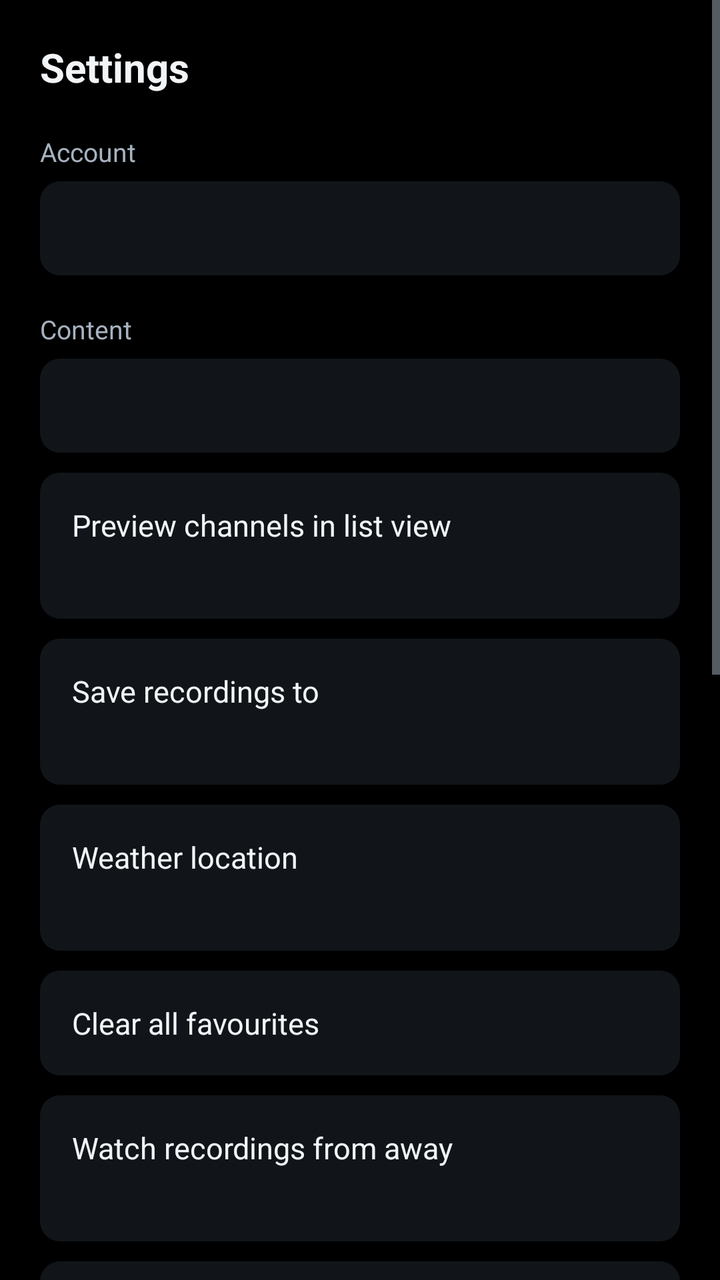
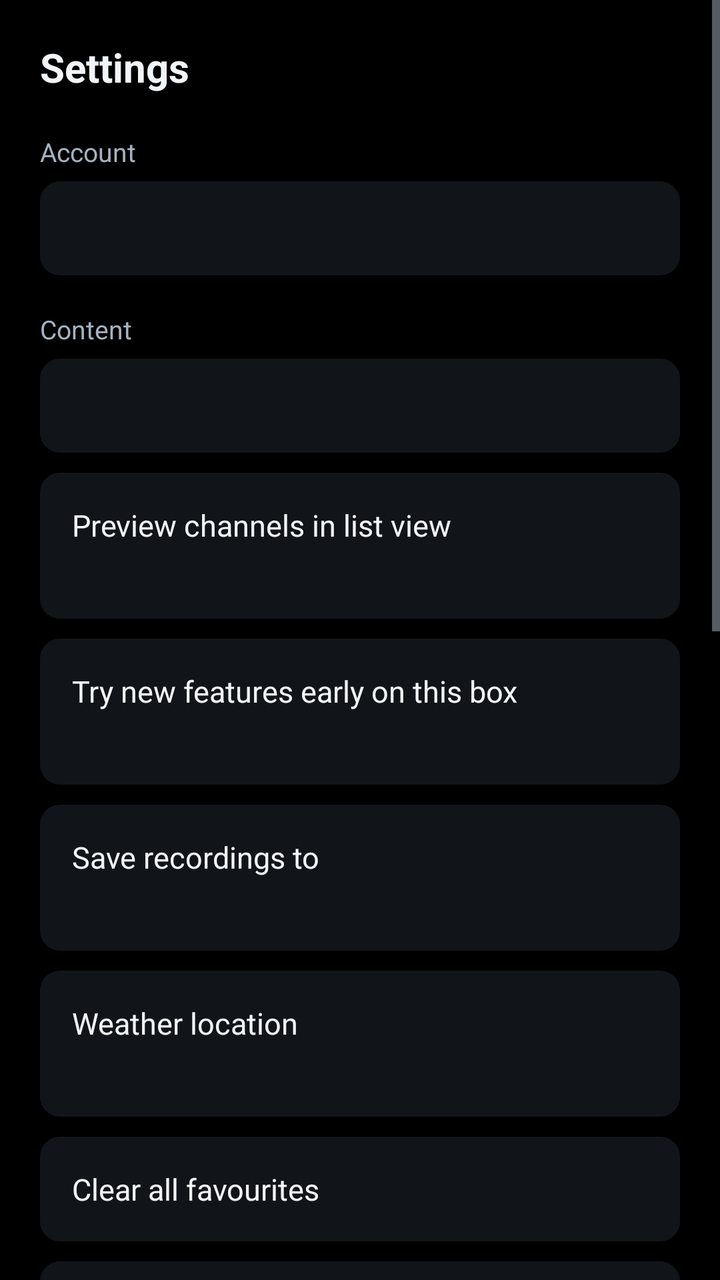

The first picture is an Android layout as it rendered before a commit; the second is the same layout after the commit. The layout source and the unified diff follow.
<!-- AndroidManifest.xml: application theme AppTheme -->
<!-- res/layout/activity_settings.xml -->
<?xml version="1.0" encoding="utf-8"?>
<ScrollView xmlns:android="http://schemas.android.com/apk/res/android"
    android:layout_width="match_parent"
    android:layout_height="match_parent"
    android:background="@color/bg_base"
    android:fillViewport="true">

    <LinearLayout
        android:layout_width="match_parent"
        android:layout_height="wrap_content"
        android:orientation="vertical"
        android:padding="20dp">

        <TextView
            android:layout_width="wrap_content"
            android:layout_height="wrap_content"
            android:text="@string/settings"
            android:textColor="@color/text_primary"
            android:textSize="20sp"
            android:textStyle="bold" />

        <TextView
            android:layout_width="wrap_content"
            android:layout_height="wrap_content"
            android:layout_marginTop="20dp"
            android:text="@string/account"
            android:textColor="@color/text_secondary"
            android:textSize="13sp" />

        <TextView
            android:id="@+id/accountSummary"
            android:layout_width="match_parent"
            android:layout_height="wrap_content"
            android:layout_marginTop="6dp"
            android:background="@drawable/bg_row"
            android:lineSpacingExtra="4dp"
            android:padding="14dp"
            android:textColor="@color/text_primary"
            android:textSize="14sp" />

        <TextView
            android:layout_width="wrap_content"
            android:layout_height="wrap_content"
            android:layout_marginTop="18dp"
            android:text="@string/content"
            android:textColor="@color/text_secondary"
            android:textSize="13sp" />

        <TextView
            android:id="@+id/catalogueSummary"
            android:layout_width="match_parent"
            android:layout_height="wrap_content"
            android:layout_marginTop="6dp"
            android:background="@drawable/bg_row"
            android:padding="14dp"
            android:textColor="@color/text_primary"
            android:textSize="14sp" />

        <LinearLayout
            android:id="@+id/previewRow"
            android:layout_width="match_parent"
            android:layout_height="wrap_content"
            android:layout_marginTop="10dp"
            android:background="@drawable/bg_row"
            android:clickable="true"
            android:focusable="true"
            android:orientation="vertical"
            android:padding="16dp">

            <TextView
                android:layout_width="match_parent"
                android:layout_height="wrap_content"
                android:text="@string/channel_preview"
                android:textColor="@color/text_primary"
                android:textSize="15sp" />

            <TextView
                android:id="@+id/previewState"
                android:layout_width="match_parent"
                android:layout_height="wrap_content"
                android:layout_marginTop="3dp"
                android:textColor="@color/text_secondary"
                android:textSize="13sp" />
        </LinearLayout>

        
        <LinearLayout
            android:id="@+id/storageRow"
            android:layout_width="match_parent"
            android:layout_height="wrap_content"
            android:layout_marginTop="10dp"
            android:background="@drawable/bg_row"
            android:clickable="true"
            android:focusable="true"
            android:orientation="vertical"
            android:padding="16dp">

            <TextView
                android:layout_width="match_parent"
                android:layout_height="wrap_content"
                android:text="@string/recording_storage_row"
                android:textColor="@color/text_primary"
                android:textSize="15sp" />

            <TextView
                android:id="@+id/storageState"
                android:layout_width="match_parent"
                android:layout_height="wrap_content"
                android:layout_marginTop="3dp"
                android:textColor="@color/text_secondary"
                android:textSize="13sp" />
        </LinearLayout>

        <LinearLayout
            android:id="@+id/weatherRow"
            android:layout_width="match_parent"
            android:layout_height="wrap_content"
            android:layout_marginTop="10dp"
            android:background="@drawable/bg_row"
            android:clickable="true"
            android:focusable="true"
            android:orientation="vertical"
            android:padding="16dp">

            <TextView
                android:layout_width="match_parent"
                android:layout_height="wrap_content"
                android:text="@string/weather_town_row"
                android:textColor="@color/text_primary"
                android:textSize="15sp" />

            <TextView
                android:id="@+id/weatherState"
                android:layout_width="match_parent"
                android:layout_height="wrap_content"
                android:layout_marginTop="3dp"
                android:textColor="@color/text_secondary"
                android:textSize="13sp" />
        </LinearLayout>

        <TextView
            android:id="@+id/clearFavouritesRow"
            android:layout_width="match_parent"
            android:layout_height="wrap_content"
            android:layout_marginTop="10dp"
            android:background="@drawable/bg_row"
            android:clickable="true"
            android:focusable="true"
            android:padding="16dp"
            android:text="@string/clear_favourites"
            android:textColor="@color/text_primary"
            android:textSize="15sp" />

        <LinearLayout
            android:id="@+id/awayRow"
            android:layout_width="match_parent"
            android:layout_height="wrap_content"
            android:layout_marginTop="10dp"
            android:background="@drawable/bg_row"
            android:clickable="true"
            android:focusable="true"
            android:orientation="vertical"
            android:padding="16dp">

            <TextView
                android:layout_width="match_parent"
                android:layout_height="wrap_content"
                android:text="@string/away_row"
                android:textColor="@color/text_primary"
                android:textSize="15sp" />

            <TextView
                android:id="@+id/awayState"
                android:layout_width="match_parent"
                android:layout_height="wrap_content"
                android:layout_marginTop="3dp"
                android:textColor="@color/text_secondary"
                android:textSize="13sp" />
        </LinearLayout>

        <LinearLayout
            android:id="@+id/shareRow"
            android:layout_width="match_parent"
            android:layout_height="wrap_content"
            android:layout_marginTop="10dp"
            android:background="@drawable/bg_row"
            android:clickable="true"
            android:focusable="true"
            android:orientation="vertical"
            android:padding="16dp">

            <TextView
                android:layout_width="match_parent"
                android:layout_height="wrap_content"
                android:text="@string/share_row"
                android:textColor="@color/text_primary"
                android:textSize="15sp" />

            <TextView
                android:id="@+id/shareState"
                android:layout_width="match_parent"
                android:layout_height="wrap_content"
                android:layout_marginTop="3dp"
                android:textColor="@color/text_secondary"
                android:textSize="13sp" />
        </LinearLayout>

        <TextView
            android:id="@+id/phoneRow"
            android:layout_width="match_parent"
            android:layout_height="wrap_content"
            android:layout_marginTop="10dp"
            android:background="@drawable/bg_row"
            android:clickable="true"
            android:focusable="true"
            android:padding="16dp"
            android:text="@string/phone_recordings"
            android:textColor="@color/text_primary"
            android:textSize="15sp" />

        <TextView
            android:id="@+id/checkRow"
            android:layout_width="match_parent"
            android:layout_height="wrap_content"
            android:layout_marginTop="10dp"
            android:background="@drawable/bg_row"
            android:clickable="true"
            android:focusable="true"
            android:padding="16dp"
            android:text="@string/check_device"
            android:textColor="@color/text_primary"
            android:textSize="15sp" />

        <TextView
            android:id="@+id/refreshRow"
            android:layout_width="match_parent"
            android:layout_height="wrap_content"
            android:layout_marginTop="10dp"
            android:background="@drawable/bg_row"
            android:clickable="true"
            android:focusable="true"
            android:padding="16dp"
            android:text="@string/refresh_content"
            android:textColor="@color/text_primary"
            android:textSize="15sp" />

        <TextView
            android:id="@+id/clearSearchRow"
            android:layout_width="match_parent"
            android:layout_height="wrap_content"
            android:layout_marginTop="10dp"
            android:background="@drawable/bg_row"
            android:clickable="true"
            android:focusable="true"
            android:padding="16dp"
            android:text="@string/clear_searches"
            android:textColor="@color/text_primary"
            android:textSize="15sp" />

        <TextView
            android:id="@+id/errorRow"
            android:layout_width="match_parent"
            android:layout_height="wrap_content"
            android:layout_marginTop="10dp"
            android:background="@drawable/bg_row"
            android:clickable="true"
            android:focusable="true"
            android:padding="16dp"
            android:text="@string/last_error"
            android:textColor="@color/text_primary"
            android:textSize="15sp"
            android:visibility="gone" />

        <TextView
            android:id="@+id/signOutRow"
            android:layout_width="match_parent"
            android:layout_height="wrap_content"
            android:layout_marginTop="10dp"
            android:background="@drawable/bg_row"
            android:clickable="true"
            android:focusable="true"
            android:padding="16dp"
            android:text="@string/sign_out"
            android:textColor="@color/text_primary"
            android:textSize="15sp" />

        
        
        
        <TextView
            android:id="@+id/guideCheckRow"
            android:layout_width="match_parent"
            android:layout_height="wrap_content"
            android:layout_marginTop="10dp"
            android:background="@drawable/bg_row"
            android:clickable="true"
            android:focusable="true"
            android:padding="16dp"
            android:text="@string/guide_check_row"
            android:textColor="@color/text_primary"
            android:textSize="15sp" />

        <TextView
            android:id="@+id/playbackLogRow"
            android:layout_width="match_parent"
            android:layout_height="wrap_content"
            android:layout_marginTop="10dp"
            android:background="@drawable/bg_row"
            android:clickable="true"
            android:focusable="true"
            android:padding="16dp"
            android:text="@string/playback_log_row"
            android:textColor="@color/text_primary"
            android:textSize="15sp" />

        <TextView
            android:id="@+id/panelLabel"
            android:layout_width="match_parent"
            android:layout_height="wrap_content"
            android:layout_marginTop="18dp"
            android:gravity="center"
            android:textColor="@color/text_secondary"
            android:textSize="12sp" />

        <TextView
            android:id="@+id/versionLabel"
            android:layout_width="match_parent"
            android:layout_height="wrap_content"
            android:layout_marginTop="4dp"
            android:gravity="center"
            android:textColor="@color/text_secondary"
            android:textSize="12sp" />
    </LinearLayout>
</ScrollView>
<!-- resources referenced by this layout -->
<resources>
  <color name="bg_base">#FF000000</color>
  <color name="text_primary">#FFF2F5F8</color>
  <color name="text_secondary">#FFA6B2BF</color>
  <!-- drawable bg_row (drawable) -->
  <?xml version="1.0" encoding="utf-8"?>
  <selector xmlns:android="http://schemas.android.com/apk/res/android">
      <item android:state_focused="true">
          <shape android:shape="rectangle">
              <solid android:color="@color/focus_fill" />
              <corners android:radius="10dp" />
          </shape>
      </item>
      <item android:state_pressed="true">
          <shape android:shape="rectangle">
              <solid android:color="@color/focus_fill" />
              <corners android:radius="10dp" />
          </shape>
      </item>
      <item>
          <shape android:shape="rectangle">
              <solid android:color="@color/bg_surface" />
              <corners android:radius="10dp" />
          </shape>
      </item>
  </selector>
  <string name="account">Account</string>
  <string name="away_row">Watch recordings from away</string>
  <string name="channel_preview">Preview channels in list view</string>
  <string name="check_device">Check my device</string>
  <string name="clear_favourites">Clear all favourites</string>
  <string name="clear_searches">Clear recent searches</string>
  <string name="content">Content</string>
  <string name="guide_check_row">Refresh the guide</string>
  <string name="last_error">View last error report</string>
  <string name="phone_recordings">Check for phone recordings</string>
  <string name="playback_log_row">Last playback, step by step</string>
  <string name="recording_storage_row">Save recordings to</string>
  <string name="refresh_content">Refresh content now</string>
  <string name="settings">Settings</string>
  <string name="share_row">Share recordings with other TVs</string>
  <string name="sign_out">Sign out</string>
  <string name="weather_town_row">Weather location</string>
  <style name="AppTheme" parent="Theme.Material3.Dark.NoActionBar">
          <item name="colorPrimary">@color/brand_primary</item>
          <item name="colorPrimaryDark">@color/brand_primary_dark</item>
          <item name="colorSecondary">@color/brand_accent</item>
          <item name="android:windowBackground">@color/bg_base</item>
          <item name="android:statusBarColor">@color/bg_base</item>
          <item name="android:navigationBarColor">@color/bg_base</item>
          <item name="android:textColorPrimary">@color/text_primary</item>
          <item name="android:textColorSecondary">@color/text_secondary</item>
          
          <item name="alertDialogTheme">@style/JohnnyDialog</item>
      </style>
  <color name="focus_fill">#FF2E7DF7</color>
  <color name="bg_surface">#FF111519</color>
  <color name="brand_primary">#FF2E7DF7</color>
  <color name="brand_primary_dark">#FF1B4FA8</color>
  <color name="brand_accent">#FF32D6A0</color>
  <style name="JohnnyDialog" parent="ThemeOverlay.AppCompat.Dialog.Alert">
          <item name="android:background">@color/bg_surface</item>
          <item name="android:textColor">@color/text_primary</item>
          <item name="android:textColorPrimary">@color/text_primary</item>
          <item name="android:textColorSecondary">@color/text_secondary</item>
          <item name="colorAccent">@color/brand_primary</item>
      </style>
</resources>

<!-- the commit's change to res/layout/activity_settings.xml (unified diff, before → after) -->
@@ -85,6 +85,34 @@
 
         
         <LinearLayout
+            android:id="@+id/testerRow"
+            android:layout_width="match_parent"
+            android:layout_height="wrap_content"
+            android:layout_marginTop="10dp"
+            android:background="@drawable/bg_row"
+            android:clickable="true"
+            android:focusable="true"
+            android:orientation="vertical"
+            android:padding="16dp">
+
+            <TextView
+                android:layout_width="match_parent"
+                android:layout_height="wrap_content"
+                android:text="@string/tester_title"
+                android:textColor="@color/text_primary"
+                android:textSize="15sp" />
+
+            <TextView
+                android:id="@+id/testerState"
+                android:layout_width="match_parent"
+                android:layout_height="wrap_content"
+                android:layout_marginTop="3dp"
+                android:textColor="@color/text_secondary"
+                android:textSize="13sp" />
+        </LinearLayout>
+
+        
+        <LinearLayout
             android:id="@+id/storageRow"
             android:layout_width="match_parent"
             android:layout_height="wrap_content"
<!-- resource entries referenced after the edit -->
@@ -41,6 +41,7 @@
   <string name="settings">Settings</string>
   <string name="share_row">Share recordings with other TVs</string>
   <string name="sign_out">Sign out</string>
+  <string name="tester_title">Try new features early on this box</string>
   <string name="weather_town_row">Weather location</string>
   <style name="AppTheme" parent="Theme.Material3.Dark.NoActionBar">
           <item name="colorPrimary">@color/brand_primary</item>
